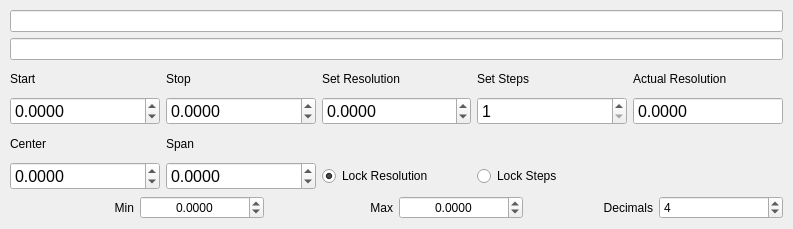
Before: the Qt Designer form pyqt5_clients/script_scanner_gui/Views/ScanEditor.ui in syue99/Lab_control, drawn with Qt 5.
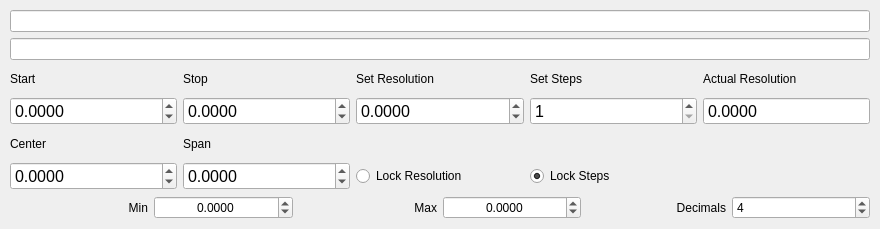
After: the same form once the commit is applied.

Commit message:
upgrade for 2d scan
- upgrade script scanner gui for 2d scan
- add bats for staring server automatically
- update AO and TTL
    - AO add new features (used for Lauren's Sideband cooling project)
    - AO and TTL configured so that the hardware can run successfully
    - example scripts for using AO and TTL and pulser
- Change experiment to phase structure with new general scan class

```diff
--- a/pyqt5_clients/script_scanner_gui/Views/ScanEditor.ui
+++ b/pyqt5_clients/script_scanner_gui/Views/ScanEditor.ui
@@ -6,7 +6,7 @@
    <rect>
     <x>0</x>
     <y>0</y>
-    <width>793</width>
+    <width>880</width>
     <height>229</height>
    </rect>
   </property>
@@ -333,7 +333,7 @@
         <string>Lock Resolution</string>
        </property>
        <property name="checked">
-        <bool>true</bool>
+        <bool>false</bool>
        </property>
        <attribute name="buttonGroup">
         <string notr="true">buttonGroup</string>
@@ -345,6 +345,9 @@
        <property name="text">
         <string>Lock Steps</string>
        </property>
+       <property name="checked">
+        <bool>true</bool>
+       </property>
        <attribute name="buttonGroup">
         <string notr="true">buttonGroup</string>
        </attribute>
```
The commit also changes 2161 other files.
